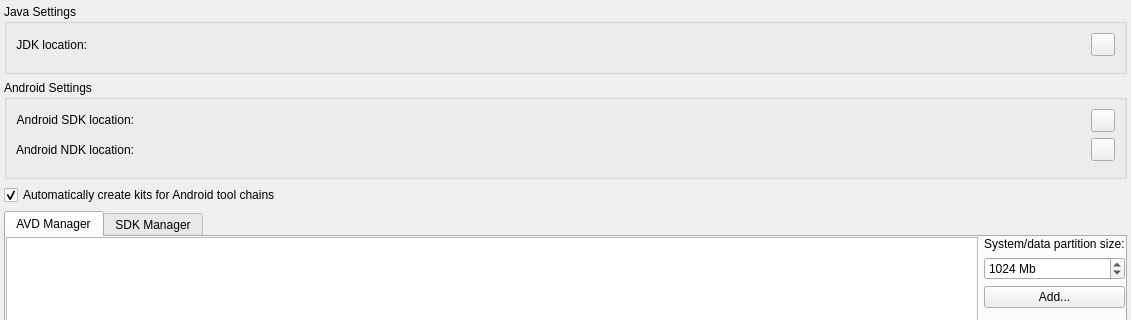
Before: the Qt Designer form src/plugins/android/androidsettingswidget.ui in qt-creator/qt-creator, drawn with Qt 5; both pictures show x 0 to 1131 and y 0 to 320 of the 1131 by 826 pixel window.
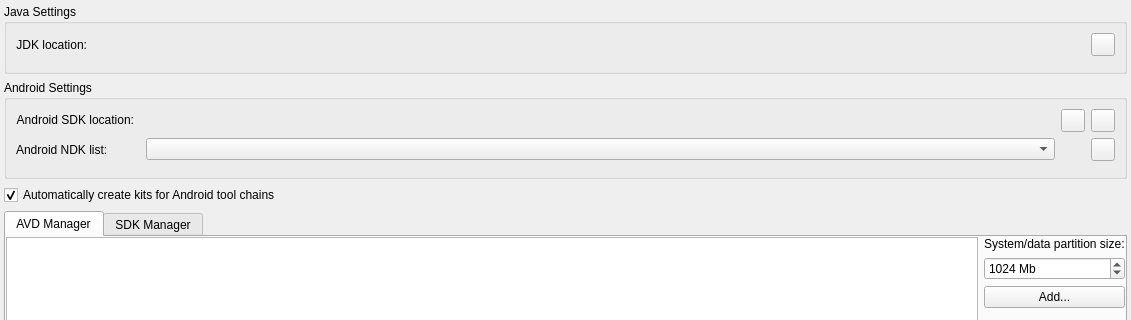
After: the same form once the commit is applied. Custom widgets are drawn as their Qt base class.

Commit message: Android: Automatically download SDK tools and essential packages

Patch:
```diff
--- a/src/plugins/android/androidsettingswidget.ui
+++ b/src/plugins/android/androidsettingswidget.ui
@@ -90,42 +90,6 @@
       <string>Android Settings</string>
      </property>
      <layout class="QGridLayout" name="gridLayout_3">
-      <item row="1" column="1">
-       <widget class="Utils::PathChooser" name="NDKLocationPathChooser" native="true"/>
-      </item>
-      <item row="0" column="1">
-       <widget class="Utils::PathChooser" name="SDKLocationPathChooser" native="true">
-        <property name="sizePolicy">
-         <sizepolicy hsizetype="Expanding" vsizetype="Preferred">
-          <horstretch>0</horstretch>
-          <verstretch>0</verstretch>
-         </sizepolicy>
-        </property>
-       </widget>
-      </item>
-      <item row="1" column="2">
-       <widget class="QToolButton" name="downloadNDKToolButton">
-        <property name="toolTip">
-         <string>Download Android NDK</string>
-        </property>
-       </widget>
-      </item>
-      <item row="1" column="0">
-       <widget class="QLabel" name="NDKLocationLabel">
-        <property name="sizePolicy">
-         <sizepolicy hsizetype="Preferred" vsizetype="Preferred">
-          <horstretch>0</horstretch>
-          <verstretch>0</verstretch>
-         </sizepolicy>
-        </property>
-        <property name="text">
-         <string>Android NDK location:</string>
-        </property>
-        <property name="alignment">
-         <set>Qt::AlignRight|Qt::AlignTrailing|Qt::AlignVCenter</set>
-        </property>
-       </widget>
-      </item>
       <item row="0" column="0">
        <widget class="QLabel" name="SDKLocationLabel">
         <property name="sizePolicy">
@@ -142,16 +106,53 @@
         </property>
        </widget>
       </item>
-      <item row="0" column="2">
+      <item row="0" column="4">
        <widget class="QToolButton" name="downloadSDKToolButton">
         <property name="toolTip">
          <string>Download Android SDK</string>
         </property>
        </widget>
       </item>
-      <item row="2" column="0" colspan="3">
+      <item row="1" column="0">
+       <widget class="QLabel" name="ndkComboBoxLabel">
+        <property name="text">
+         <string>Android NDK list:</string>
+        </property>
+       </widget>
+      </item>
+      <item row="0" column="3">
+       <widget class="QToolButton" name="sdkToolsAutoDownloadButton">
+        <property name="toolTip">
+         <string>Automatically download Android SDK Tools to selected location.</string>
+        </property>
+        <property name="text">
+         <string/>
+        </property>
+       </widget>
+      </item>
+      <item row="2" column="0" colspan="5">
        <widget class="Utils::DetailsWidget" name="androidDetailsWidget" native="true"/>
       </item>
+      <item row="1" column="4">
+       <widget class="QToolButton" name="downloadNDKToolButton">
+        <property name="text">
+         <string/>
+        </property>
+       </widget>
+      </item>
+      <item row="0" column="2">
+       <widget class="Utils::PathChooser" name="SDKLocationPathChooser" native="true">
+        <property name="sizePolicy">
+         <sizepolicy hsizetype="Expanding" vsizetype="Preferred">
+          <horstretch>0</horstretch>
+          <verstretch>0</verstretch>
+         </sizepolicy>
+        </property>
+       </widget>
+      </item>
+      <item row="1" column="2">
+       <widget class="QComboBox" name="ndkListComboBox"/>
+      </item>
      </layout>
     </widget>
    </item>
```
The commit also changes 17 other files.
